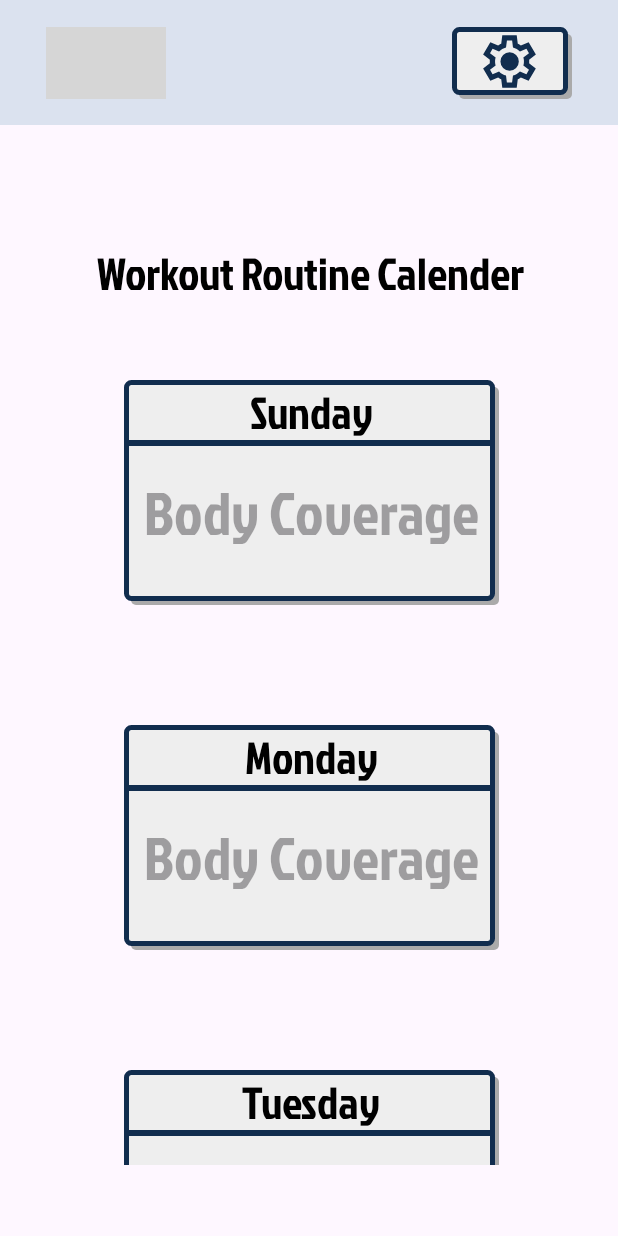
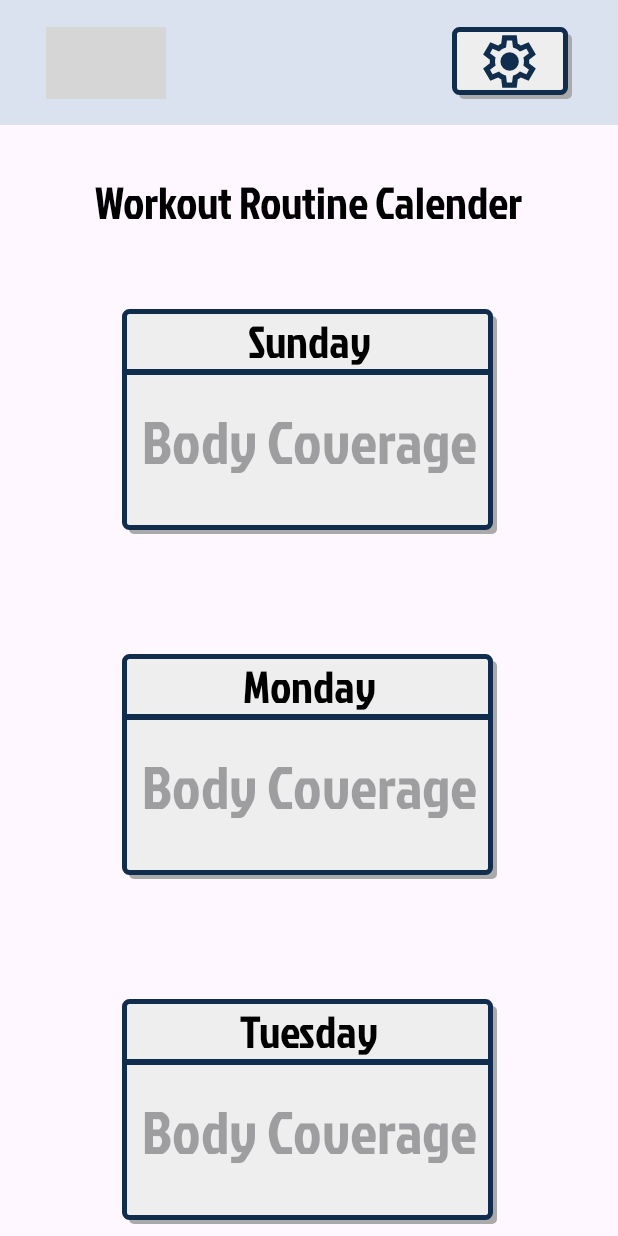
Before and after one commit to lukegenova20/FitGuide-Group6-CSC436, an Android app built with Jetpack Compose: the Workout_Creation screen opened directly, with no data from a screen before it, after a tap on "No_Text", on a phone screen of 412 x 824 dp. Run offline under Robolectric (Android 15) with nearby library versions, the phone set to English and light mode, and no system bars; 2 other taps on this screen came first; grey boxes are pictures that could not be loaded.

Commit message:
fixed workout creation page

```diff
--- a/app/src/main/AndroidManifest.xml
+++ b/app/src/main/AndroidManifest.xml
@@ -45,8 +45,8 @@
 
                 <category android:name="android.intent.category.LAUNCHER" />
             </intent-filter>
-        </activity> <!-- <activity android:name=".DietActivity" /> -->
-        <!-- <activity android:name=".WorkoutRoutineActivity" /> -->
+        </activity>
+        <activity android:name=".WorkoutRoutineActivity" />
         <!-- <activity android:name=".WorkoutEncyclopediaActivity" /> -->
         <activity android:name=".WorkoutDetailActivity"></activity>
         <activity android:name=".DietActivity"></activity>
--- a/app/src/main/java/com/example/fitguide/Workout_Creation.java
+++ b/app/src/main/java/com/example/fitguide/Workout_Creation.java
@@ -17,11 +17,13 @@ import android.widget.Toast;
 
 import java.util.ArrayList;
 
-public class Workout_Creation extends AppCompatActivity implements PopupMenu.OnMenuItemClickListener{
+public class Workout_Creation extends AppCompatActivity {
 
     ArrayList<String> muscleGroups;
 
     Button dateSelected;
+
+    static final int DAYS_IN_WEEK = 7;
 
 
     @Override
@@ -29,9 +31,12 @@ public class Workout_Creation extends AppCompatActivity implements PopupMenu.OnM
         super.onCreate(savedInstanceState);
         setContentView(R.layout.activity_workout_creation);
 
+        muscleGroups = new ArrayList<String>();
+
         if (muscleGroups.isEmpty()){
             loadMuscleGroups();
         }
+        addButtonListeners();
 
         loadData();
         saveRoutine();
@@ -51,9 +56,8 @@ public class Workout_Creation extends AppCompatActivity implements PopupMenu.OnM
         muscleGroups.add("Abs");
         muscleGroups.add("Legs");
         muscleGroups.add("Hamstrings");
-        muscleGroups.add("Glutes");
+        muscleGroups.add("Quadriceps");
         muscleGroups.add("Calves");
-        muscleGroups.add("Quads");
         muscleGroups.add("Hips");
     }
 
@@ -103,35 +107,36 @@ public class Workout_Creation extends AppCompatActivity implements PopupMenu.OnM
     }
 
     /*
-     * Event handler for when a button has been pressed for one of the
-     * days of the week.
+     * Adds Event handlers for each button that represents the days in the week.
      */
-    private void OnDateClickListener(View v) {
+    private void addButtonListeners(){
+        Button dateButtons[] = new Button[DAYS_IN_WEEK];
+        dateButtons[0] = findViewById(R.id.sunday_button);
+        dateButtons[1] = findViewById(R.id.monday_button);
+        dateButtons[2] = findViewById(R.id.tuesday_button);
+        dateButtons[3] = findViewById(R.id.wednesday_button);
+        dateButtons[4] = findViewById(R.id.thursday_button);
+        dateButtons[5] = findViewById(R.id.friday_button);
+        dateButtons[6] = findViewById(R.id.saturday_button);
 
+        for (int i = 0; i < DAYS_IN_WEEK; i++){
+            dateButtons[i].setOnClickListener(new View.OnClickListener() {
+                @Override
+                public void onClick(View v) {
                     dateSelected = findViewById(v.getId());
 
                     // Show popup menu that displays options.
-        PopupMenu menu = new PopupMenu(this, v);
+                    PopupMenu menu = new PopupMenu(getApplicationContext(), v);
                     for (int i = 0; i < muscleGroups.size(); i++){
                         menu.getMenu().add(muscleGroups.get(i));
                     }
-        menu.setOnMenuItemClickListener(this);
-        menu.show();
-
-    }
-
-    /*
-     * Event Handler for when menu item has been clicked.
-     */
+                    menu.setOnMenuItemClickListener(new PopupMenu.OnMenuItemClickListener() {
                         @Override
                         public boolean onMenuItemClick(MenuItem item) {
-
                             String muscleGroup = (String) item.getTitle();
 
-        // TODO: Not Sure if this would work NEED TO TEST THIS
                             FrameLayout layout = (FrameLayout) dateSelected.getParent();
 
-        // TODO: Not Sure if this would work NEED TO TEST THIS
                             TextView result = (TextView) layout.getChildAt(3);
                             result.setText(muscleGroup);
 
@@ -142,8 +147,15 @@ public class Workout_Creation extends AppCompatActivity implements PopupMenu.OnM
                                 startActivity(intent);
                             }
 
-        return false;
+                            return true;
                         }
+                    });
+                    menu.show();
+                }
+            });
+        }
+    }
+
 
     /*
      * This function sets up the event handler for when the
--- a/app/src/main/res/layout/activity_workout_creation.xml
+++ b/app/src/main/res/layout/activity_workout_creation.xml
@@ -55,8 +55,8 @@
     </androidx.constraintlayout.widget.ConstraintLayout>
 
     <ScrollView
-        android:layout_width="409dp"
-        android:layout_height="646dp"
+        android:layout_width="0dp"
+        android:layout_height="0dp"
         android:fillViewport="true"
         app:layout_constraintBottom_toBottomOf="parent"
         app:layout_constraintEnd_toEndOf="parent"
@@ -86,7 +86,6 @@
                     android:text="No_Text"
                     android:textColor="@color/black"
                     android:textSize="0sp"
-                    android:onClick="OnDateClickListener"
                     app:backgroundTint="@null"/>
 
                 <TextView
@@ -151,7 +150,6 @@
                     android:text="No_Text"
                     android:textColor="@color/black"
                     android:textSize="0sp"
-                    android:onClick="OnDateClickListener"
                     app:backgroundTint="@null"/>
 
                 <TextView
@@ -202,7 +200,6 @@
                     android:text="No_Text"
                     android:textColor="@color/black"
                     android:textSize="0sp"
-                    android:onClick="OnDateClickListener"
                     app:backgroundTint="@null"/>
 
                 <TextView
@@ -253,7 +250,6 @@
                     android:text="No_Text"
                     android:textColor="@color/black"
                     android:textSize="0sp"
-                    android:onClick="OnDateClickListener"
                     app:backgroundTint="@null"/>
 
                 <TextView
@@ -304,7 +300,6 @@
                     android:text="No_Text"
                     android:textColor="@color/black"
                     android:textSize="0sp"
-                    android:onClick="OnDateClickListener"
                     app:backgroundTint="@null"/>
 
                 <TextView
@@ -355,7 +350,6 @@
                     android:text="No_Text"
                     android:textColor="@color/black"
                     android:textSize="0sp"
-                    android:onClick="OnDateClickListener"
                     app:backgroundTint="@null"/>
 
                 <TextView
@@ -406,7 +400,6 @@
                     android:text="No_Text"
                     android:textColor="@color/black"
                     android:textSize="0sp"
-                    android:onClick="OnDateClickListener"
                     app:backgroundTint="@null"/>
 
                 <TextView
```
Also changed, not shown: app/src/main/java/com/example/fitguide/Workout_Selection.java (+13 -13 lines). Lines whose indentation alone changed are shown as unchanged.
